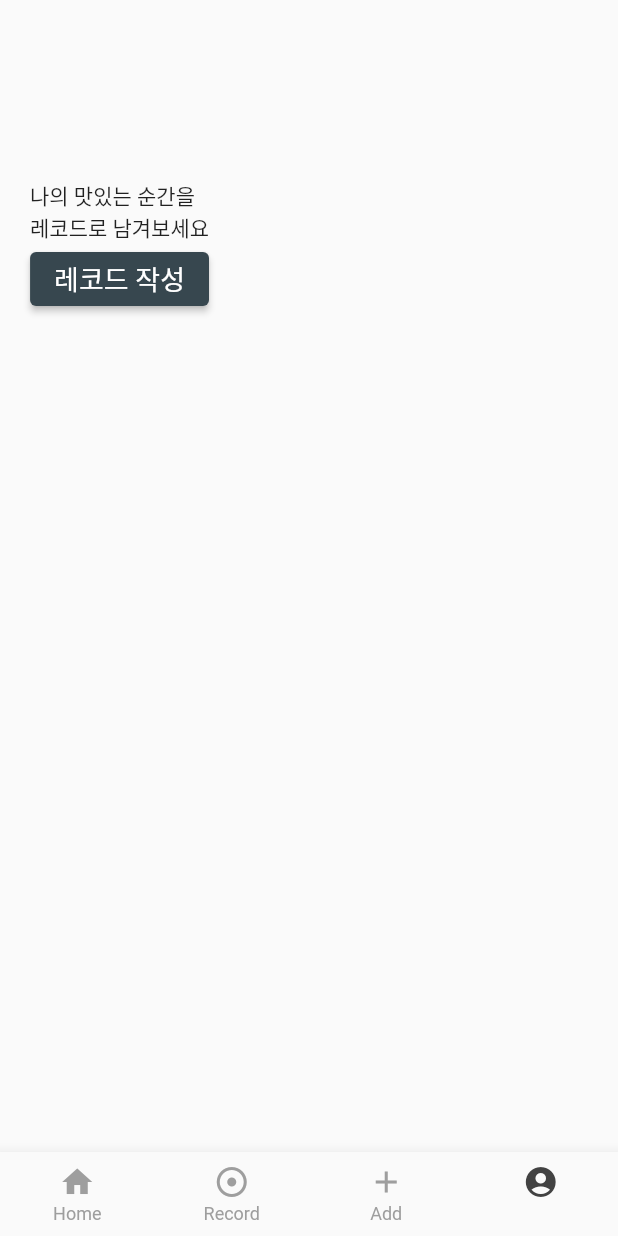
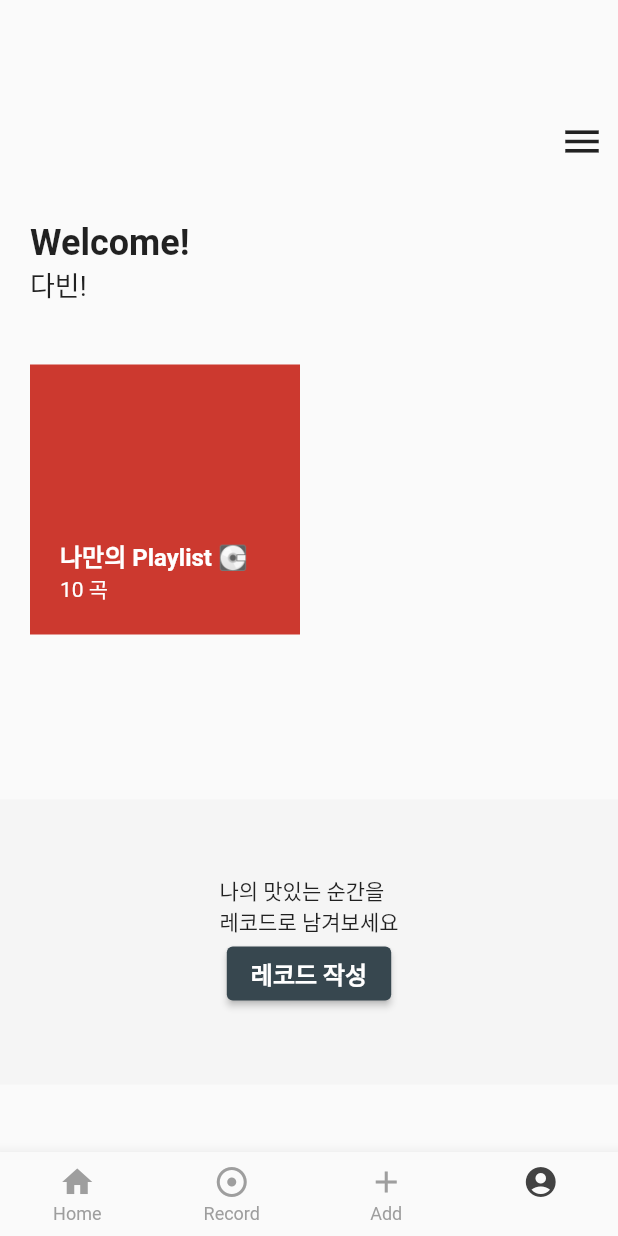
Before and after one commit to dav1n9/watty_clone, a Flutter app: the screen it shows after launch, item 4 of the bottom bar chosen, on a phone screen of 412 x 824 dp. Run offline on Flutter 3.47's test engine with Material 2 defaults, Android fonts, the phone set to English and light mode, and no system bars; our stand-ins replace carousel_slider, transparent_image; network calls fail.

Commit message:
디자인 수정정

```diff
--- a/lib/screens/mypage_screen.dart
+++ b/lib/screens/mypage_screen.dart
@@ -9,10 +9,83 @@ class MyPage extends StatelessWidget {
       child: Column(
         children: [
           const SizedBox(
-            height: 100,
+            height: 70,
           ),
           Container(
-            padding: const EdgeInsets.all(20),
+            alignment: Alignment.bottomRight,
+            child: IconButton(
+              onPressed: () {},
+              icon: const Icon(Icons.menu),
+              iconSize: 30,
+            ),
+          ),
+          const SizedBox(
+            height: 30,
+          ),
+          Container(
+            alignment: Alignment.bottomLeft,
+            padding: const EdgeInsets.fromLTRB(20, 0, 20, 0),
+            child: const Column(
+              crossAxisAlignment: CrossAxisAlignment.start,
+              children: [
+                Text(
+                  'Welcome!',
+                  style: TextStyle(
+                    fontSize: 24,
+                    fontWeight: FontWeight.bold,
+                  ),
+                ),
+                Text(
+                  '다빈!',
+                  style: TextStyle(
+                    fontSize: 18,
+                  ),
+                ),
+              ],
+            ),
+          ),
+          const SizedBox(
+            height: 40,
+          ),
+          Row(
+            crossAxisAlignment: CrossAxisAlignment.start,
+            children: [
+              Container(
+                width: 180,
+                height: 180,
+                margin: const EdgeInsets.fromLTRB(20, 0, 20, 0),
+                padding: const EdgeInsets.all(20),
+                color: const Color.fromARGB(255, 204, 57, 47),
+                child: const Column(
+                  mainAxisAlignment: MainAxisAlignment.end,
+                  crossAxisAlignment: CrossAxisAlignment.start,
+                  children: [
+                    Text(
+                      '나만의 Playlist 💽',
+                      style: TextStyle(
+                        fontSize: 16,
+                        fontWeight: FontWeight.bold,
+                        color: Colors.white,
+                      ),
+                    ),
+                    Text(
+                      '10 곡',
+                      style: TextStyle(
+                        color: Colors.white,
+                      ),
+                    ),
+                  ],
+                ),
+              ),
+            ],
+          ),
+          const SizedBox(
+            height: 110,
+          ),
+          Container(
+            width: double.infinity,
+            color: Colors.grey.shade100,
+            padding: const EdgeInsets.all(50),
             child: Column(
               children: [
                 const Text('나의 맛있는 순간을\n레코드로 남겨보세요'),
@@ -23,7 +96,7 @@ class MyPage extends StatelessWidget {
                   ),
                   child: const Text(
                     "레코드 작성",
-                    style: TextStyle(fontSize: 18, fontWeight: FontWeight.w500),
+                    style: TextStyle(fontSize: 16, fontWeight: FontWeight.bold),
                   ),
                 ),
               ],
```
Also changed, not shown: lib/screens/main_screen.dart (+16 -5 lines), lib/screens/record_screen.dart (+13 -2 lines), lib/shared/bottom_navi.dart (+13 -1 lines).
